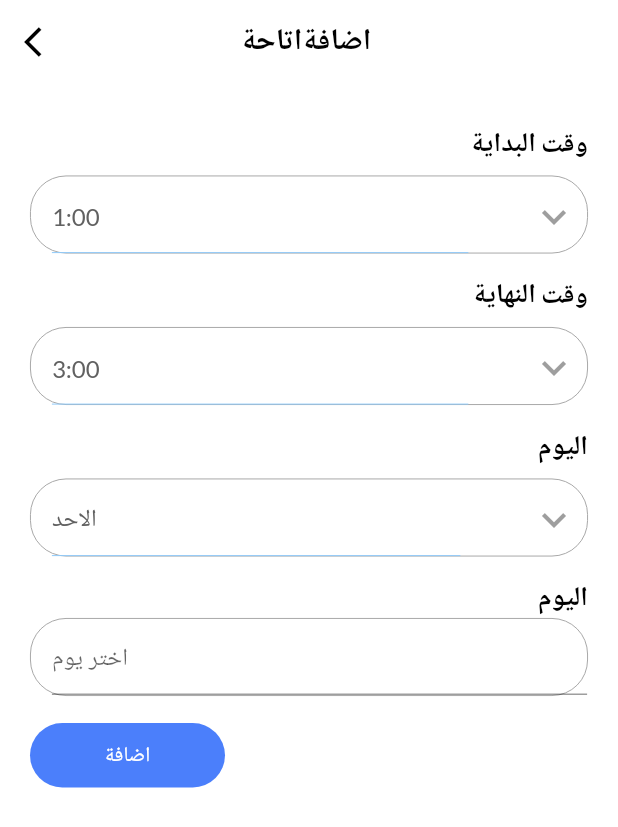
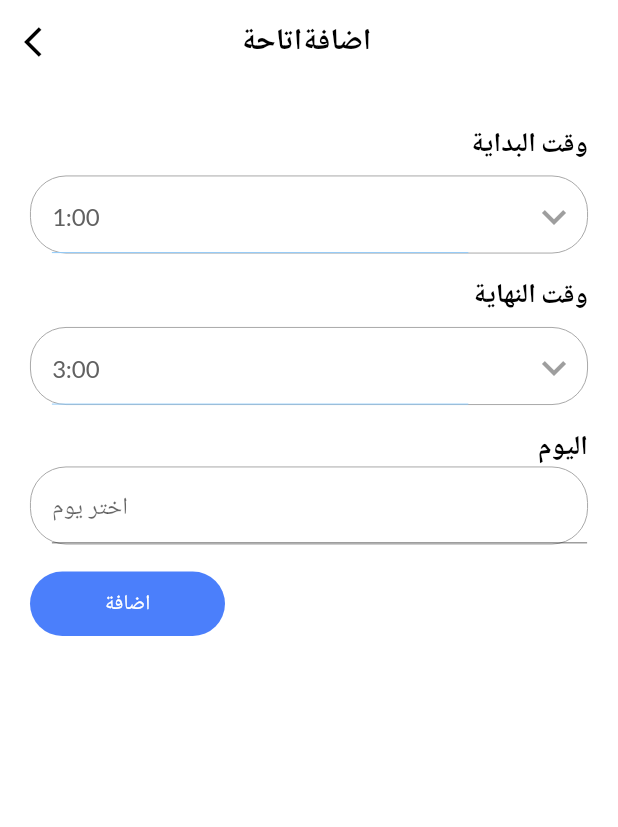
Before and after one commit to Halalmohareb/2023-GP2-16, a Flutter app: the HomePage screen opened directly, after a tap on "+ اضافةاتاحه", on a phone screen of 412 x 824 dp. Shown: the top 827 px of the screen. Run offline on Flutter 3.47's test engine with Material 2 defaults, Android fonts, the light colour scheme and no system bars; our stand-ins replace cloud_firestore, date_picker_timeline, firebase_auth, firebase_core, flutter_rating_bar, flutter_staggered_animations and 8 more; missing offline and left inert: custom_navigator; accounts and stored records are empty.

Commit message:
change day to calendar

```diff
--- a/Dhyaa/lib/screens/tutor/setAvaliable/ui/home_page.dart
+++ b/Dhyaa/lib/screens/tutor/setAvaliable/ui/home_page.dart
@@ -28,6 +28,7 @@ class HomePage extends StatefulWidget {
 class _HomePageState extends State<HomePage> {
   DateTime _selectedDate = DateTime.parse(DateTime.now().toString());
   // DateTime jHijri = DateTime.parse(JHijri.now().toString());
+
 
   final _taskController = Get.put(TaskController());
 
@@ -140,6 +141,8 @@ class _HomePageState extends State<HomePage> {
           setState(
             () {
               _selectedDate = date;
+              print("dedededed" );
+              print( _selectedDate.toString().substring(0,10));
             },
           );
         },
@@ -189,34 +192,30 @@ class _HomePageState extends State<HomePage> {
     bool i = false;
     return Expanded(
       child: Obx(() {
-        //  if(_taskController.taskList[])
-        for (int j = 0; j < _taskController.taskList.length; j++) {
-          print(_taskController.taskList[j].day);
-          if (_taskController.taskList[j].day ==
-              (repeatList[(repeatList2.indexOf(
-                  DateFormat('EEEE').format(_selectedDate).toLowerCase()))]))
-            i = true;
-        }
-        print(i);
-        // int y = _taskController.taskList.indexOf((repeatList[(repeatList2.indexOf(DateFormat('EEEE').format(_selectedDate).toLowerCase()))]));
-        //   print(y);
-        //   print(_taskController.taskList.contains((repeatList[(repeatList2.indexOf(DateFormat('EEEE').format(_selectedDate).toLowerCase()))])));
-        //   print((repeatList[(repeatList2.indexOf(DateFormat('EEEE').format(_selectedDate).toLowerCase()))]));
 
-        if (!i) {
-          return Container(child: Text("لايوجد وقت متاح "));
-        } else {
+        // for (int j = 0; j < _taskController.taskList.length; j++) {
+        //   print(_taskController.taskList[j].day);
+        //   if (_taskController.taskList[j].day ==
+        //       (repeatList[(repeatList2.indexOf(
+        //           DateFormat('EEEE').format(_selectedDate).toLowerCase()))]))
+        //     i = true;
+        // }
+        // print(i);
+
+        // if (!i) {
+        //   return Container(child: Text("لايوجد وقت متاح "));
+        // } else {
           return ListView.builder(
-              //             scrollDirection: Axis.vertical,
+
               itemCount: _taskController.taskList.length,
               itemBuilder: (_, index) {
                 Task task = _taskController.taskList[index];
                 // print("task.toJson()");
                 int v = (repeatList2.indexOf(
                     DateFormat('EEEE').format(_selectedDate).toLowerCase()));
-                //  print(false||(task.day).contains(repeatList[v]));
-                // print(repeatList[v]);
-                if (task.day == repeatList[v]) {
+
+                 if (( _selectedDate.toString().substring(0,10))==task.day){
+              //  if (task.day == repeatList[v]) {
                   return AnimationConfiguration.staggeredList(
                       position: index,
                       child: SlideAnimation(
@@ -249,7 +248,7 @@ class _HomePageState extends State<HomePage> {
                 }
                 //   }
               });
-        }
+      //  }
       }),
     );
   }
--- a/Dhyaa/lib/screens/tutor/setAvaliable/ui/widgets/add_task_bar.dart
+++ b/Dhyaa/lib/screens/tutor/setAvaliable/ui/widgets/add_task_bar.dart
@@ -212,47 +212,47 @@ class _AddTaskPageState extends State<AddTaskPage> {
                       ),
                     )
                   ]),
-                  InputField(
-                    textDirection: TextDirection.RTL,
-                    title: "اليوم",
-                    hint: _selectedRepeat,
-                    widget: Row(
-                      children: [
-                        Container(
-                          child: DropdownButton<String>(
-                              dropdownColor: Colors.white,
-                              //value: _selectedRemind.toString(),
-                              icon: const Icon(
-                                Icons.keyboard_arrow_down,
-                                color: Colors.grey,
-                              ),
-                              iconSize: 32,
-                              elevation: 4,
-                              style: subTitleTextStle,
-                              underline: Container(
-                                height: 6,
-                              ),
-                              onChanged: (String? newValue) {
-                                setState(() {
-                                  _selectedRepeat = newValue;
-                                });
-                              },
-                              items: repeatList.map<DropdownMenuItem<String>>(
-                                  (String value) {
-                                return DropdownMenuItem<String>(
-                                  value: value,
-                                  child: Text(
-                                    value,
-                                    style:
-                                        const TextStyle(color: Colors.black45),
-                                  ),
-                                );
-                              }).toList()),
-                        ),
-                        const SizedBox(width: 6),
-                      ],
-                    ),
-                  ),
+                  // InputField(
+                  //   textDirection: TextDirection.RTL,
+                  //   title: "اليوم",
+                  //   hint: _selectedRepeat,
+                  //   widget: Row(
+                  //     children: [
+                  //       Container(
+                  //         child: DropdownButton<String>(
+                  //             dropdownColor: Colors.white,
+                  //             //value: _selectedRemind.toString(),
+                  //             icon: const Icon(
+                  //               Icons.keyboard_arrow_down,
+                  //               color: Colors.grey,
+                  //             ),
+                  //             iconSize: 32,
+                  //             elevation: 4,
+                  //             style: subTitleTextStle,
+                  //             underline: Container(
+                  //               height: 6,
+                  //             ),
+                  //             onChanged: (String? newValue) {
+                  //               setState(() {
+                  //                 _selectedRepeat = newValue;
+                  //               });
+                  //             },
+                  //             items: repeatList.map<DropdownMenuItem<String>>(
+                  //                 (String value) {
+                  //               return DropdownMenuItem<String>(
+                  //                 value: value,
+                  //                 child: Text(
+                  //                   value,
+                  //                   style:
+                  //                       const TextStyle(color: Colors.black45),
+                  //                 ),
+                  //               );
+                  //             }).toList()),
+                  //       ),
+                  //       const SizedBox(width: 6),
+                  //     ],
+                  //   ),
+                  // ),
       Container(
         margin: const EdgeInsets.only(top: 16.0),
         child: Column(
@@ -289,6 +289,8 @@ class _AddTaskPageState extends State<AddTaskPage> {
                           firstDate:DateTime(1900),
                           lastDate: DateTime(2100));
                       dateController.text = date.toString().substring(0,10);
+                      print(dateController.text);
+                      _selectedRepeat=dateController.text;
                     },),),],),),],),),
                   const SizedBox(
                     height: 18.0,
```
